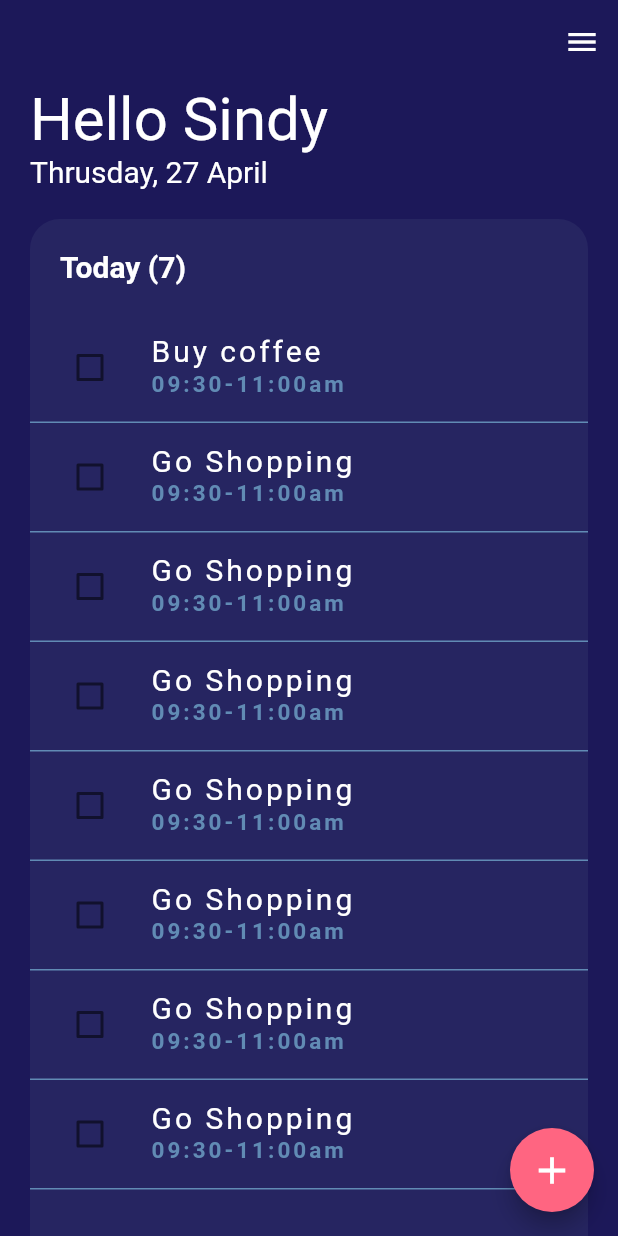
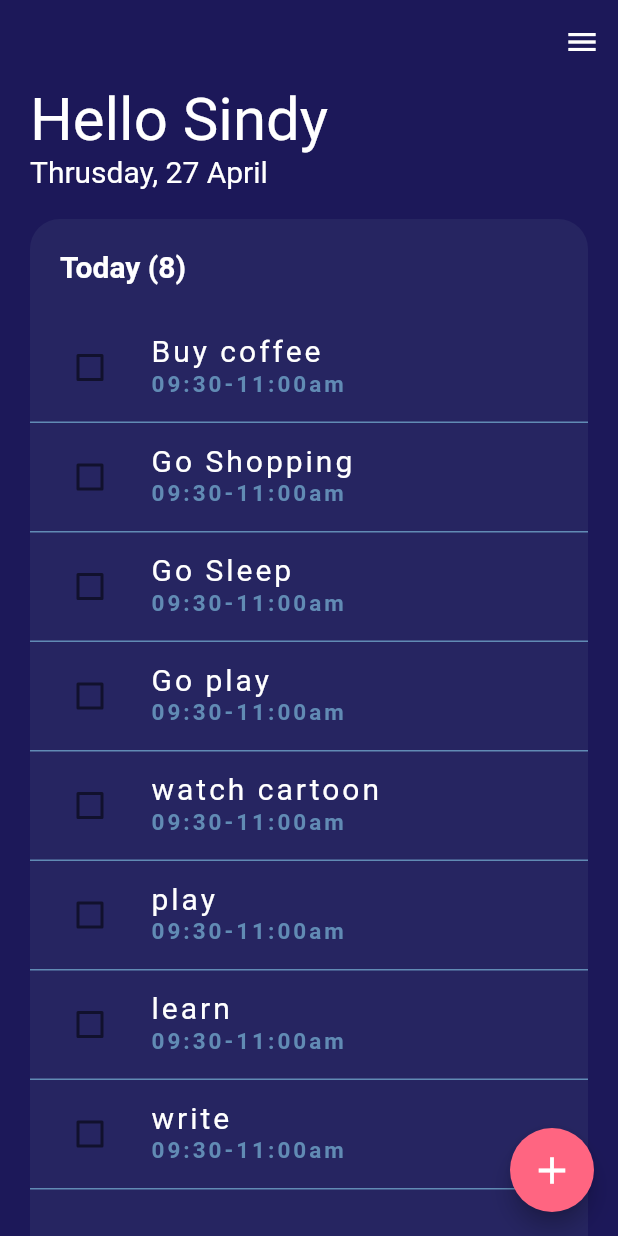
Before and after one commit to ahmedhegazydev/flutter-todo-provider-sqlite, a Flutter app: the screen it shows after launch, on a phone screen of 412 x 824 dp. Run offline on Flutter 3.47's test engine with Material 2 defaults, Android fonts, the phone set to English and light mode, and no system bars.

```diff
--- a/lib/main.dart
+++ b/lib/main.dart
@@ -1,6 +1,8 @@
 import 'package:flutter/material.dart';
 import 'package:todoye/constants.dart';
+import 'package:todoye/models/task_data.dart';
 import 'package:todoye/screens/home_screen.dart';
+import 'package:provider/provider.dart';
 
 void main() => runApp(MyApp());
 
@@ -8,9 +10,9 @@ class MyApp extends StatelessWidget {
   // This widget is the root of your application.
   @override
   Widget build(BuildContext context) {
-    return MaterialApp(
-      builder: (context, child) =>
-          MediaQuery(data: MediaQuery.of(context).copyWith(alwaysUse24HourFormat: false), child: child),
+    return ChangeNotifierProvider(
+      builder: (context) => TaskData(),
+      child: MaterialApp(
         debugShowCheckedModeBanner: false,
         title: 'Todoye',
         theme: ThemeData(
@@ -18,6 +20,7 @@ class MyApp extends StatelessWidget {
         ),
         home: HomeScreen(),
 
+      ),
     );
   }
 }
--- a/lib/models/task.dart
+++ b/lib/models/task.dart
@@ -3,9 +3,7 @@ class Task {
   final String name;
   bool isDone;
 
-  Task({this.name, this.isDone});
-
-
+  Task({this.name, this.isDone=false});
 
   void toggleDone() {
     isDone = !isDone;
--- /dev/null
+++ b/lib/models/task_data.dart
@@ -0,0 +1,41 @@
+import 'package:flutter/foundation.dart';
+import 'task.dart';
+import 'dart:collection';
+
+class TaskData extends ChangeNotifier {
+
+  List<Task> _tasks = [
+    Task(name: 'Buy coffee'),
+    Task(name: 'Go Shopping'),
+    Task(name: 'Go Sleep'),
+    Task(name: 'Go play'),
+    Task(name: 'watch cartoon'),
+    Task(name: 'play'),
+    Task(name: 'learn'),
+    Task(name: 'write'),
+  ];
+
+  UnmodifiableListView<Task> get tasks {
+    return UnmodifiableListView(_tasks);
+  }
+
+  int get taskCount{
+    return _tasks.length;
+  }
+
+  void addTask(String newTaskTitle) {
+    final task = Task(name: newTaskTitle);
+    _tasks.add(task);
+    notifyListeners();
+  }
+
+  void updateTask(Task task) {
+    task.toggleDone();
+    notifyListeners();
+  }
+
+  void deleteTask(Task task) {
+    _tasks.remove(task);
+    notifyListeners();
+  }
+}
--- a/lib/screens/create_task_screen.dart
+++ b/lib/screens/create_task_screen.dart
@@ -1,8 +1,12 @@
 import 'package:flutter/material.dart';
+import 'package:provider/provider.dart';
 import 'package:todoye/constants.dart';
 import 'package:intl/intl.dart';
+import 'package:todoye/models/task_data.dart';
 import 'package:todoye/widgets/date_picker.dart';
 import 'package:todoye/widgets/time_picker.dart';
+import 'package:todoye/models/task.dart';
+
 
 class CreateTaskScreen extends StatefulWidget {
   @override
@@ -18,10 +22,12 @@ class _CreateTaskScreenState extends State<CreateTaskScreen> {
 
   String timeText = 'Set A Time';
 
-  ///TIme picker
+  ///Time picker
 
   @override
   Widget build(BuildContext context) {
+
+
     Future<Null> selectTime(BuildContext context) async {
       TimeOfDay selectedTime = await showTimePicker(
         context: context,
@@ -119,6 +125,16 @@ class _CreateTaskScreenState extends State<CreateTaskScreen> {
                     selectTime(context);
                   },
                 ),
+                FlatButton(
+                  child: Text(
+                    "LET'S GO",
+                    style: TextStyle(fontSize: 30.0, color: Colors.white),
+                  ),
+                  onPressed: (){
+                     Provider.of<TaskData>(context).addTask(taskTitle);
+                     Navigator.pop(context);
+                    },
+                )
               ],
             ),
           ),
--- a/lib/screens/home_screen.dart
+++ b/lib/screens/home_screen.dart
@@ -1,22 +1,13 @@
 import 'package:flutter/material.dart';
 import 'package:todoye/constants.dart';
-import 'package:todoye/models/task.dart';
 import 'package:todoye/screens/create_task_screen.dart';
 import 'package:todoye/widgets/task_list_view.dart';
 import 'package:todoye/widgets/user_intro_section.dart';
 import 'package:todoye/widgets/list_box_title.dart';
+import 'package:provider/provider.dart';
+import 'package:todoye/models/task_data.dart';
 
 class HomeScreen extends StatelessWidget {
-  final List<Task> tasks = [
-    Task(name: 'Buy coffee'),
-    Task(name: 'Go Shopping'),
-    Task(name: 'Go Shopping'),
-    Task(name: 'Go Shopping'),
-    Task(name: 'Go Shopping'),
-    Task(name: 'Go Shopping'),
-    Task(name: 'Go Shopping'),
-    Task(name: 'Go Shopping'),
-  ];
 
   @override
   Widget build(BuildContext context) {
@@ -87,7 +78,7 @@ class HomeScreen extends StatelessWidget {
                   children: <Widget>[
                     new ListBoxTitle(),
                     Expanded(
-                      child: new TaskListView(tasks: tasks),
+                      child: new TaskListView(),
                     )
                   ],
                 ),
--- a/lib/widgets/list_box_title.dart
+++ b/lib/widgets/list_box_title.dart
@@ -1,4 +1,6 @@
 import 'package:flutter/material.dart';
+import 'package:provider/provider.dart';
+import 'package:todoye/models/task_data.dart';
 
 class ListBoxTitle extends StatelessWidget {
   const ListBoxTitle({
@@ -10,7 +12,7 @@ class ListBoxTitle extends StatelessWidget {
     return Padding(
       padding: const EdgeInsets.all(20.0),
       child: Text(
-        'Today (7)',
+        'Today (${Provider.of<TaskData>(context).taskCount})',
         style: TextStyle(
           fontSize: 20.0,
           fontWeight: FontWeight.bold,
--- a/lib/widgets/task_list_tile.dart
+++ b/lib/widgets/task_list_tile.dart
@@ -1,22 +1,29 @@
 import 'package:flutter/material.dart';
-import 'package:todoye/models/task.dart';
 import 'package:todoye/constants.dart';
 
 class TaskListTile extends StatelessWidget {
-  const TaskListTile({
-    Key key,
-    @required this.tasks,
-    this.index,
-  }) : super(key: key);
-  final index;
-  final List<Task> tasks;
+  const TaskListTile(
+      {this.taskTitle,
+      this.isChecked,
+      this.checkboxCallback,
+      this.deleteCallback});
+
+  final String taskTitle;
+  final bool isChecked;
+  final Function checkboxCallback;
+  final Function deleteCallback;
 
   @override
   Widget build(BuildContext context) {
     return ListTile(
       title: Text(
-        tasks[index].name,
-        style: TextStyle(color: Colors.white, fontSize: 20.0,letterSpacing: 2.0,),
+        '$taskTitle',
+        style: TextStyle(
+          decoration: isChecked ? TextDecoration.lineThrough : null,
+          color: Colors.white,
+          fontSize: 20.0,
+          letterSpacing: 2.0,
+        ),
       ),
       subtitle: Text(
         '09:30-11:00am',
@@ -28,12 +35,11 @@ class TaskListTile extends StatelessWidget {
         ),
       ),
       leading: Checkbox(
+        //TODO: change checkbox color
         activeColor: Colors.red,
         checkColor: Colors.greenAccent,
-        onChanged: (value){
-          //TODO: add checkbox options here
-        },
-        value: false,
+        onChanged: checkboxCallback,
+        value: isChecked,
       ),
     );
   }
--- a/lib/widgets/task_list_view.dart
+++ b/lib/widgets/task_list_view.dart
@@ -1,20 +1,16 @@
 import 'package:flutter/material.dart';
-import 'package:todoye/models/task.dart';
 import 'package:todoye/constants.dart';
 import 'task_list_tile.dart';
+import 'package:provider/provider.dart';
+import 'package:todoye/models/task_data.dart';
 
 class TaskListView extends StatelessWidget {
-  const TaskListView({
-    Key key,
-    @required this.tasks,
-  }) : super(key: key);
-
-  final List<Task> tasks;
-
   @override
   Widget build(BuildContext context) {
+    return Consumer<TaskData>(
+      builder: (context, taskData, child) {
         return ListView.builder(
-        itemCount: tasks.length,
+            itemCount: taskData.taskCount,
             itemBuilder: (context, index) {
               return Container(
                 decoration: BoxDecoration(
@@ -23,9 +19,23 @@ class TaskListView extends StatelessWidget {
                       width: 1.0,
                       color: Color(kBorderTileColor),
                       //TODO: reduce the color opacity
-            ))),
-            child: new TaskListTile(tasks: tasks, index: index),
+                    ),
+                  ),
+                ),
+                child: new TaskListTile(
+                  taskTitle: taskData.tasks[index].name,
+                  isChecked: taskData.tasks[index].isDone,
+
+                  checkboxCallback: (checkboxState) {
+                    taskData.updateTask(taskData.tasks[index]);
+                  },
+                  deleteCallback: (){
+                    taskData.deleteTask(taskData.tasks[index]);
+                  },
+                ),
               );
             });
+      },
+    );
   }
 }
--- a/pubspec.yaml
+++ b/pubspec.yaml
@@ -9,7 +9,9 @@ dependencies:
   flutter:
     sdk: flutter
   cupertino_icons: ^0.1.2
+  provider: ^3.1.0
   intl:
+
 
 dev_dependencies:
   flutter_test:
```
Also changed, not shown: pubspec.lock. Lines whose indentation alone changed are shown as unchanged.
